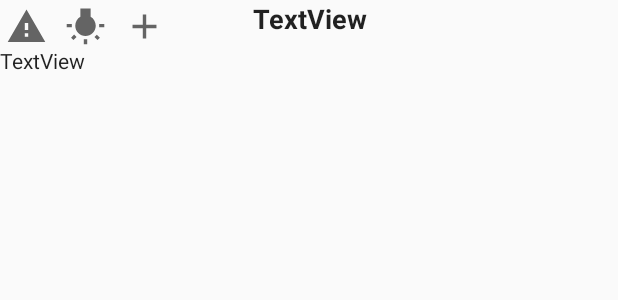
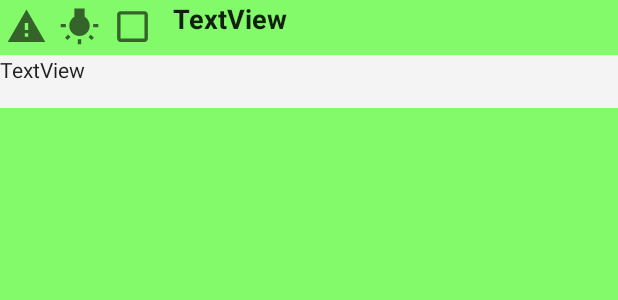
Before and after one commit to kaseto/PearTreesNotes, an Android app: the layout list_item.xml on its own in the app's theme, with its tools: preview values and no code run, on a phone screen of 412 x 824 dp. Shown: the top 300 px of the screen. Run offline under Robolectric (Android 15) with nearby library versions, the phone set to English and light mode, and no system bars.

Commit message:
sin persistencia

```diff
--- a/app/build.gradle
+++ b/app/build.gradle
@@ -43,3 +43,8 @@ dependencies {
     androidTestImplementation 'androidx.test.ext:junit:1.1.1'
     androidTestImplementation 'androidx.test.espresso:espresso-core:3.2.0'
 }
+
+dependencies {
+    implementation 'androidx.appcompat:appcompat:+'
+    implementation 'androidx.constraintlayout:constraintlayout:+'
+}
--- a/app/src/main/AndroidManifest.xml
+++ b/app/src/main/AndroidManifest.xml
@@ -9,6 +9,8 @@
         android:roundIcon="@mipmap/ic_launcher_round"
         android:supportsRtl="true"
         android:theme="@style/AppTheme">
+        <activity android:name=".SettingsActivity"
+            android:label="@string/settings_title"></activity>
         <activity android:name=".MainActivity">
             <intent-filter>
                 <action android:name="android.intent.action.MAIN" />
--- a/app/src/main/java/com/example/notas/DialogShowNote.java
+++ b/app/src/main/java/com/example/notas/DialogShowNote.java
@@ -54,8 +54,8 @@ public class DialogShowNote extends DialogFragment {
 
         Button btnOk=(Button)dialogView.findViewById(R.id.btnOk);
 
-        builder.setView(dialogView)
-                .setMessage("Tu nota: ");
+        builder.setView(dialogView);
+                //.setMessage("Tu nota: ");
         btnOk.setOnClickListener(new View.OnClickListener() {
             @Override
             public void onClick(View v) {
--- a/app/src/main/java/com/example/notas/Note.java
+++ b/app/src/main/java/com/example/notas/Note.java
@@ -18,7 +18,9 @@ public class Note {
     }
 
     public void setTitle(String mTitle) {
-        this.mTitle = mTitle;
+
+            this.mTitle = mTitle;
+
     }
 
     public String getDescription() {
--- a/app/src/main/res/layout/dialog_show_note.xml
+++ b/app/src/main/res/layout/dialog_show_note.xml
@@ -41,6 +41,7 @@
         android:layout_marginTop="64dp"
         android:fontFamily="sans-serif-condensed-medium"
         android:text="@string/title_hint"
+        android:background="@color/colorAccent"
         android:textAlignment="center"
         android:textColor="@android:color/background_dark"
         android:textSize="18sp"
@@ -57,6 +58,7 @@
         android:layout_marginTop="32dp"
         android:text="@string/description_hint"
         android:textAppearance="@style/TextAppearance.AppCompat.Body1"
+        android:textSize="18dp"
         app:layout_constraintEnd_toEndOf="parent"
         app:layout_constraintHorizontal_bias="0.473"
         app:layout_constraintStart_toStartOf="parent"
--- a/app/src/main/res/layout/list_item.xml
+++ b/app/src/main/res/layout/list_item.xml
@@ -1,33 +1,36 @@
 <?xml version="1.0" encoding="utf-8"?>
 <RelativeLayout xmlns:android="http://schemas.android.com/apk/res/android"
     xmlns:app="http://schemas.android.com/apk/res-auto"
+    android:background="@color/colorAccent"
     android:layout_width="match_parent" android:layout_height="match_parent">
 
     <ImageView
         android:id="@+id/image_view_todo"
         android:layout_width="35dp"
         android:layout_height="35dp"
-        android:layout_marginStart="4dp"
         android:layout_toEndOf="@+id/image_view_idea"
+        android:background="@color/colorAccent"
         android:padding="4dp"
-        app:srcCompat="@drawable/baseline_add_24" />
+        app:srcCompat="@drawable/baseline_check_box_outline_blank_24" />
 
     <ImageView
         android:id="@+id/image_view_idea"
         android:layout_width="35dp"
         android:layout_height="35dp"
-        android:layout_marginStart="4dp"
         android:layout_toEndOf="@+id/image_vew_important"
+        android:background="@color/colorAccent"
         android:padding="4dp"
         app:srcCompat="@drawable/baseline_wb_incandescent_24" />
 
     <TextView
         android:id="@+id/text_view_title"
-        android:layout_width="match_parent"
+        android:layout_width="299dp"
         android:layout_height="wrap_content"
         android:layout_alignParentTop="true"
+        android:layout_marginLeft="115dp"
+        android:layout_marginTop="0dp"
         android:text="TextView"
-        android:textAlignment="center"
+        android:textAlignment="viewStart"
         android:textAppearance="@style/TextAppearance.AppCompat.Headline"
         android:textSize="18sp"
         android:textStyle="bold" />
@@ -35,9 +38,10 @@
     <TextView
         android:id="@+id/text_view_description"
         android:layout_width="match_parent"
-        android:layout_height="wrap_content"
+        android:layout_height="35dp"
         android:layout_below="@+id/text_view_title"
-        android:layout_marginTop="6dp"
+        android:layout_marginTop="12dp"
+        android:background="@color/White"
         android:text="TextView"
         android:textAppearance="@style/TextAppearance.AppCompat.Body1"
         android:textSize="14sp" />
@@ -47,5 +51,6 @@
         android:layout_width="35dp"
         android:layout_height="35dp"
         android:padding="4dp"
+        android:background="@color/colorAccent"
         app:srcCompat="@drawable/baseline_warning_24" />
 </RelativeLayout>
--- a/app/src/main/res/menu/menu_main.xml
+++ b/app/src/main/res/menu/menu_main.xml
@@ -1,6 +1,9 @@
 <?xml version="1.0" encoding="utf-8"?>
 <menu xmlns:android="http://schemas.android.com/apk/res/android"
     xmlns:app="http://schemas.android.com/apk/res-auto">
+    <item
+        android:id="@+id/action_settings"
+        android:title="@string/settings_title" />
     <item
         android:id="@+id/action_add"
         android:icon="@drawable/baseline_add_24"
--- a/app/src/main/res/values/colors.xml
+++ b/app/src/main/res/values/colors.xml
@@ -1,6 +1,8 @@
 <?xml version="1.0" encoding="utf-8"?>
 <resources>
-    <color name="colorPrimary">#6200EE</color>
-    <color name="colorPrimaryDark">#3700B3</color>
-    <color name="colorAccent">#03DAC5</color>
+    <color name="colorPrimary">#214902</color>
+    <color name="colorPrimaryDark">#049317</color>
+    <color name="colorAccent">#82FA69</color>
+    <color name="White"> #f4f4f4</color>
+
 </resources>
--- a/app/src/main/res/values/strings.xml
+++ b/app/src/main/res/values/strings.xml
@@ -18,6 +18,10 @@
     <string name="rb_fast">Fast</string>
     <string name="rb_slow">Slow</string>
     <string name="rb_none">None</string>
+    <string name="description_size">The description cannot exceed 140 characters</string>
+    <string name="title_empty">You must enter a title</string>
+    <string name="title_size">The title must be less than 30 characters.</string>
+
 
 
 </resources>
```
Also changed, not shown: app/src/main/java/com/example/notas/MainActivity.java (+10 -0 lines), app/src/main/java/com/example/notas/SettingsActivity.java (added, +57 -0 lines), app/src/main/java/com/example/notas/dialog_new_note.java (+28 -6 lines), app/src/main/res/layout/activity_settings.xml (added, +88 -0 lines), 1 other file.
